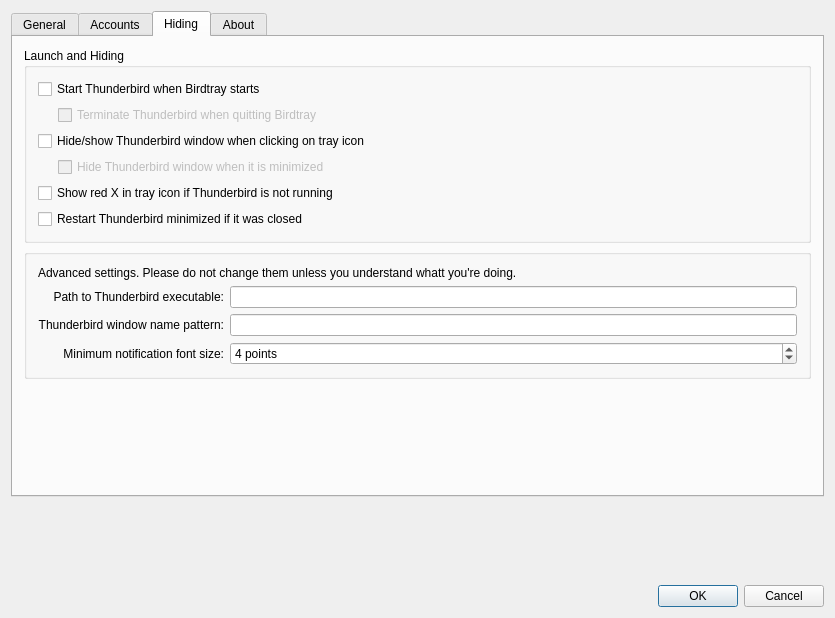
Before: the Qt Designer form src/dialogsettings.ui in gyunaev/birdtray, drawn with Qt 5.
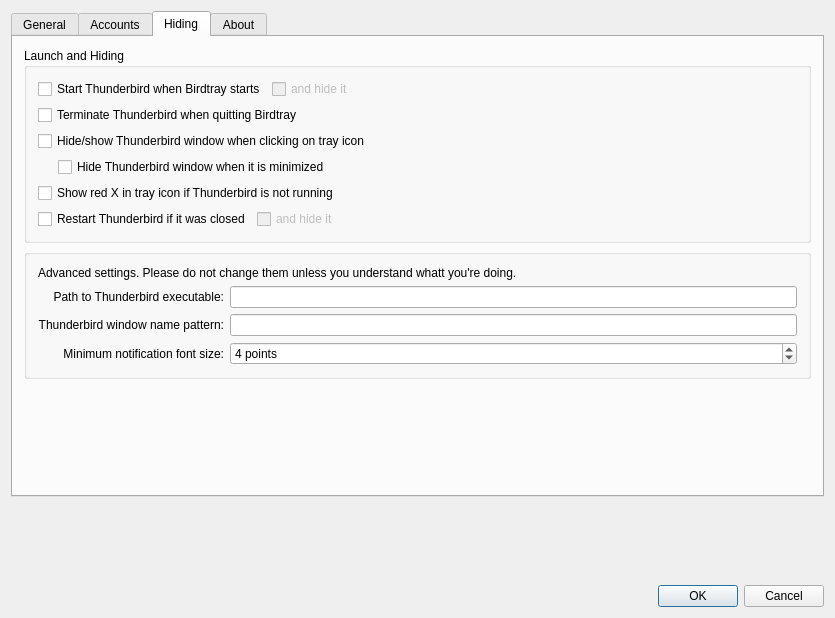
After: the same form once the commit is applied. Icons and pictures are not drawn. Custom widgets are drawn as their Qt base class.

Commit message: Added options to automatically hide Thunderbird on start and restart. Fixed the issue with restart when Thunderbird was already running.

```diff
--- a/src/dialogsettings.ui
+++ b/src/dialogsettings.ui
@@ -304,34 +304,45 @@
          </property>
          <layout class="QVBoxLayout" name="verticalLayout_5">
           <item>
-           <widget class="QCheckBox" name="boxLaunchThunderbirdAtStart">
-            <property name="text">
-             <string>Start Thunderbird when Birdtray starts</string>
-            </property>
-           </widget>
+           <layout class="QHBoxLayout" name="horizontalLayout_4">
+            <item>
+             <widget class="QCheckBox" name="boxLaunchThunderbirdAtStart">
+              <property name="text">
+               <string>Start Thunderbird when Birdtray starts</string>
+              </property>
+             </widget>
+            </item>
+            <item>
+             <widget class="QCheckBox" name="boxHideWindowAtStart">
+              <property name="enabled">
+               <bool>false</bool>
+              </property>
+              <property name="text">
+               <string>and hide it</string>
+              </property>
+             </widget>
+            </item>
+            <item>
+             <spacer name="horizontalSpacer_2">
+              <property name="orientation">
+               <enum>Qt::Horizontal</enum>
+              </property>
+              <property name="sizeHint" stdset="0">
+               <size>
+                <width>40</width>
+                <height>20</height>
+               </size>
+              </property>
+             </spacer>
+            </item>
+           </layout>
           </item>
           <item>
            <layout class="QHBoxLayout" name="horizontalLayout_6">
-            <item>
-             <spacer name="horizontalSpacer_4">
-              <property name="orientation">
-               <enum>Qt::Horizontal</enum>
-              </property>
-              <property name="sizeType">
-               <enum>QSizePolicy::Fixed</enum>
-              </property>
-              <property name="sizeHint" stdset="0">
-               <size>
-                <width>20</width>
-                <height>20</height>
-               </size>
-              </property>
-             </spacer>
-            </item>
             <item>
              <widget class="QCheckBox" name="boxStopThunderbirdOnExit">
               <property name="enabled">
-               <bool>false</bool>
+               <bool>true</bool>
               </property>
               <property name="text">
                <string>Terminate Thunderbird when quitting Birdtray </string>
@@ -368,7 +379,7 @@
             <item>
              <widget class="QCheckBox" name="boxHideWhenMinimized">
               <property name="enabled">
-               <bool>false</bool>
+               <bool>true</bool>
               </property>
               <property name="text">
                <string>Hide Thunderbird window when it is minimized</string>
@@ -388,14 +399,41 @@
            </widget>
           </item>
           <item>
-           <widget class="QCheckBox" name="boxRestartThunderbird">
-            <property name="enabled">
-             <bool>true</bool>
-            </property>
-            <property name="text">
-             <string>Restart Thunderbird minimized if it was closed</string>
-            </property>
-           </widget>
+           <layout class="QHBoxLayout" name="horizontalLayout_5">
+            <item>
+             <widget class="QCheckBox" name="boxRestartThunderbird">
+              <property name="enabled">
+               <bool>true</bool>
+              </property>
+              <property name="text">
+               <string>Restart Thunderbird if it was closed</string>
+              </property>
+             </widget>
+            </item>
+            <item>
+             <widget class="QCheckBox" name="boxHideWindowAtRestart">
+              <property name="enabled">
+               <bool>false</bool>
+              </property>
+              <property name="text">
+               <string>and hide it</string>
+              </property>
+             </widget>
+            </item>
+            <item>
+             <spacer name="horizontalSpacer_3">
+              <property name="orientation">
+               <enum>Qt::Horizontal</enum>
+              </property>
+              <property name="sizeHint" stdset="0">
+               <size>
+                <width>40</width>
+                <height>20</height>
+               </size>
+              </property>
+             </spacer>
+            </item>
+           </layout>
           </item>
          </layout>
         </widget>
```
Left out of the diff: 24 changed lines with no effect on the pictures. The commit also changes 5 other files.
